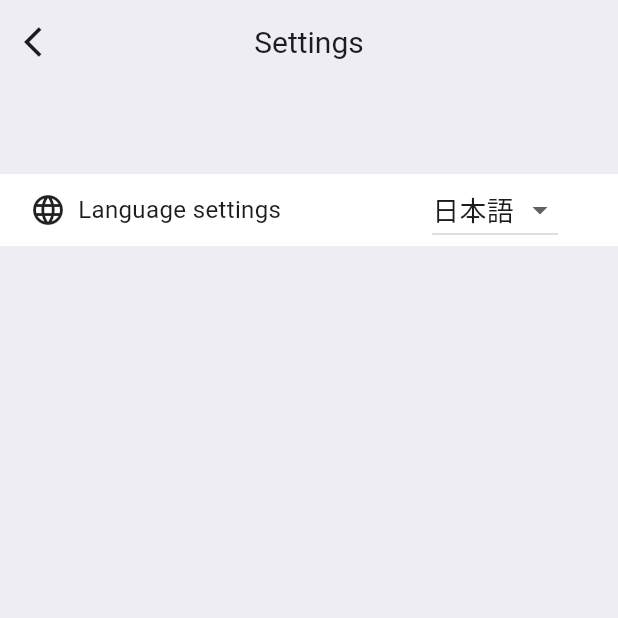
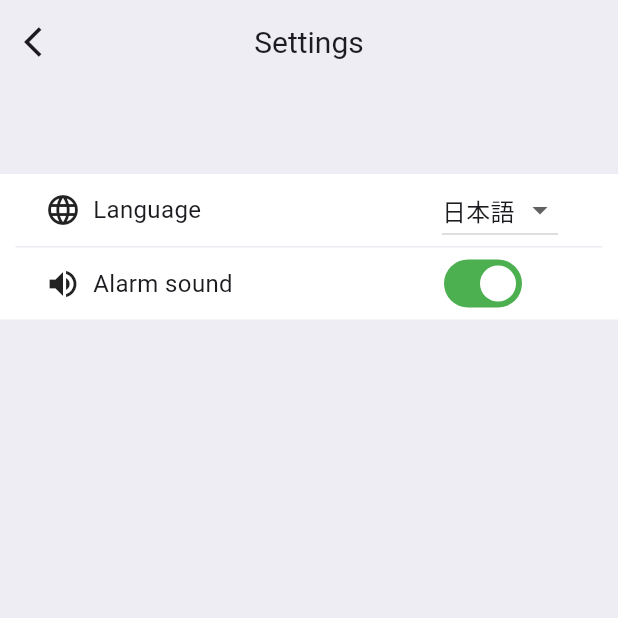
Before and after one commit to c22349/waiting_time, a Flutter app: the screen it shows after launch, after a tap on the "play arrow" icon, after a tap on the "settings" icon, on a phone screen of 412 x 824 dp, the top half of it. Run offline on Flutter 3.47's test engine with Material 3 defaults, Android fonts, the phone set to English and light mode, and no system bars; our stand-ins replace audioplayers, font_awesome_flutter, shared_preferences, vibration; missing offline and left inert: audio_session; generated files the repository leaves out were written again.

Commit message:
Add timer alarm setting

```diff
--- a/lib/l10n/app_en.arb
+++ b/lib/l10n/app_en.arb
@@ -52,8 +52,12 @@
       "@settings": {
         "description": "settings label"
       },
-  "language_settings": "Language settings",
+  "language_settings": "Language",
       "@language_settings": {
         "description": "Language settings label"
+      },
+  "sound_settings": "Alarm sound",
+      "@sound_settings": {
+        "description": "Alarm sound settings label"
       }
 }
--- a/lib/l10n/app_ja.arb
+++ b/lib/l10n/app_ja.arb
@@ -13,5 +13,6 @@
   "calculation_supplement": "リトルの法則での簡易的な計算",
   "close": "閉じる",
   "settings": "設定",
-  "language_settings": "言語設定"
+  "language_settings": "言語",
+  "sound_settings": "アラーム音"
 }
--- a/lib/main.dart
+++ b/lib/main.dart
@@ -158,7 +158,11 @@ class _CounterPageState extends State<CounterPage> {
           } else {
             _countdownTimer?.cancel();
             _countdownTimer = null;
+            if (Provider.of<SettingModel>(context, listen: false)
+                .soundEnabled) {
+              // スイッチがONの場合のみアラームを鳴らす
               _playAlarm();
+            }
             _startRepeatedVibration();
           }
         });
@@ -181,6 +185,9 @@ class _CounterPageState extends State<CounterPage> {
         if (_timer > 0) {
           _timer--;
         } else {
+          if (Provider.of<SettingModel>(context, listen: false).soundEnabled) {
+            // スイッチがONの場合のみアラームを鳴らす
+            _startRepeatedVibration();
             _countdownTimer?.cancel();
             final player = AudioPlayer();
             player.setSource(AssetSource('alarm.mp3'));
@@ -189,6 +196,7 @@ class _CounterPageState extends State<CounterPage> {
             Future.delayed(const Duration(seconds: 2), () {
               player.stop();
             });
+          }
         }
       });
     });
--- a/lib/view/settings.dart
+++ b/lib/view/settings.dart
@@ -13,11 +13,13 @@ class SettingPage extends StatefulWidget {
 
 class _SettingPageState extends State<SettingPage> {
   String _selectedLanguage = 'ja';
+  bool _isSoundEnabled = true;
 
   @override
   void initState() {
     super.initState();
     _loadLanguage();
+    _loadSoundSetting();
   }
 
   _loadLanguage() async {
@@ -31,6 +33,20 @@ class _SettingPageState extends State<SettingPage> {
     Provider.of<SettingModel>(context, listen: false).updateLanguage(language);
   }
 
+  _loadSoundSetting() async {
+    final prefs = await SharedPreferences.getInstance();
+    setState(() {
+      _isSoundEnabled = prefs.getBool('soundEnabled') ?? true;
+    });
+  }
+
+  _saveSoundSetting(bool isEnabled) async {
+    final prefs = await SharedPreferences.getInstance();
+    await prefs.setBool('soundEnabled', isEnabled);
+    Provider.of<SettingModel>(context, listen: false)
+        .updateSoundSetting(isEnabled);
+  }
+
   @override
   Widget build(BuildContext context) {
     // 現在のロケールを取得
@@ -38,7 +54,7 @@ class _SettingPageState extends State<SettingPage> {
     // ロケールに基づいてフォントサイズを設定
     double settingsTitleFontSize = locale.languageCode == 'ja' ? 22.0 : 20.0;
     double settingsFontSize = locale.languageCode == 'ja' ? 18.0 : 16.0;
-    double settingsLanguageFontSize = locale.languageCode == 'ja' ? 20.0 : 18.0;
+    double settingsLanguageFontSize = locale.languageCode == 'ja' ? 16.0 : 16.0;
 
     return Scaffold(
       appBar: AppBar(
@@ -58,13 +74,16 @@ class _SettingPageState extends State<SettingPage> {
         child: Padding(
           padding: EdgeInsets.only(top: 60), // 上のスペース
           child: Container(
-            color: Colors.white, // Container背景色
-            child: Padding(
-              padding: EdgeInsets.only(left: 20), // 左端スペース
-              child: Row(
+            color: Colors.white, // Container背景色 // 左端スペース
+            child: Column(
               mainAxisAlignment: MainAxisAlignment.start, // 左端に配置
               children: <Widget>[
-                  Icon(Icons.language), // 言語設定のアイコン
+                Row(
+                  children: <Widget>[
+                    Padding(
+                      padding: EdgeInsets.only(left: 30),
+                      child: Icon(Icons.language), // 言語設定のアイコン
+                    ),
                     SizedBox(width: 8), // アイコンとテキストの間
                     Text(
                       AppLocalizations.of(context)!.language_settings,
@@ -89,7 +108,8 @@ class _SettingPageState extends State<SettingPage> {
                           value: value == '日本語' ? 'ja' : 'en',
                           child: Text(
                             value,
-                          style: TextStyle(fontSize: settingsLanguageFontSize),
+                            style:
+                                TextStyle(fontSize: settingsLanguageFontSize),
                           ),
                         );
                       }).toList(),
@@ -97,6 +117,50 @@ class _SettingPageState extends State<SettingPage> {
                     SizedBox(width: 40), // ドロップダウン右側スペース
                   ],
                 ),
+                Padding(
+                  padding: EdgeInsets.symmetric(
+                      horizontal: MediaQuery.of(context).size.width * 0.025),
+                  child: Divider(
+                    height: 1,
+                    thickness: 1,
+                    color: Color(0xFFEEEDF3),
+                  ),
+                ),
+                Row(
+                  children: <Widget>[
+                    Padding(
+                      padding: EdgeInsets.only(left: 30),
+                      child: Icon(Icons.volume_up), // スピーカーのアイコン
+                    ),
+                    SizedBox(width: 8), // アイコンとテキストの間
+                    Expanded(
+                      child: Text(
+                        AppLocalizations.of(context)!.sound_settings,
+                        style: TextStyle(fontSize: settingsFontSize),
+                      ),
+                    ),
+                    Switch(
+                      value: _isSoundEnabled,
+                      onChanged: (bool value) {
+                        setState(() {
+                          _isSoundEnabled = value;
+                        });
+                        _saveSoundSetting(value);
+                      },
+                      activeColor: Colors.white, // ONスイッチ色
+                      activeTrackColor: Colors.green, // ONのトラックの色
+                      inactiveThumbColor: Colors.white, // OFFスイッチ色
+                      inactiveTrackColor: Colors.grey.shade400, // OFFのトラック色
+                    ),
+                    SizedBox(width: 60), // スイッチの右側スペース
+                  ],
+                ),
+                Expanded(
+                  child: Container(
+                    color: Color(0xFFEEEDF3),
+                  ),
+                ),
+              ],
             ),
           ),
         ),
--- a/lib/viewmodel/setting_model.dart
+++ b/lib/viewmodel/setting_model.dart
@@ -8,6 +8,8 @@ class SettingModel with ChangeNotifier {
   bool get startSettingPage => _startSettingPage;
   Locale _currentLocale = Locale('ja', '');
   Locale get currentLocale => _currentLocale;
+  bool _soundEnabled = true;
+  bool get soundEnabled => _soundEnabled;
 
   // SharedPreferencesへの設定値の保存と通知を行う非同期メソッド
   Future<void> setStartPageA(bool value) async {
@@ -68,5 +70,18 @@ class SettingModel with ChangeNotifier {
         deviceLocale.languageCode == 'ja' ? 'ja' : 'en';
     _currentLocale = Locale(savedLanguageCode ?? defaultLanguageCode, '');
     notifyListeners();
+    _soundEnabled = prefs.getBool('soundEnabled') ?? true;
+  }
+
+  void updateSoundSetting(bool isEnabled) {
+    _soundEnabled = isEnabled;
+    notifyListeners();
+  }
+
+  void setSoundEnabled(bool value) async {
+    final prefs = await SharedPreferences.getInstance();
+    await prefs.setBool('soundEnabled', value);
+    _soundEnabled = value;
+    notifyListeners();
   }
 }
```
Lines whose indentation alone changed are shown as unchanged.
